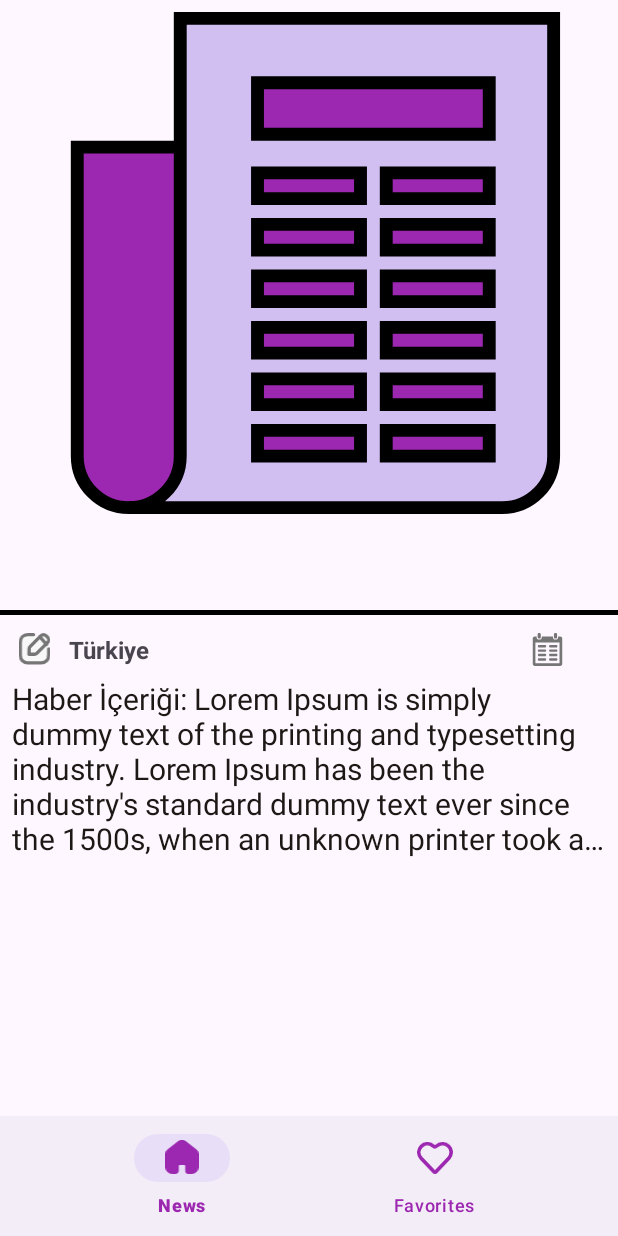
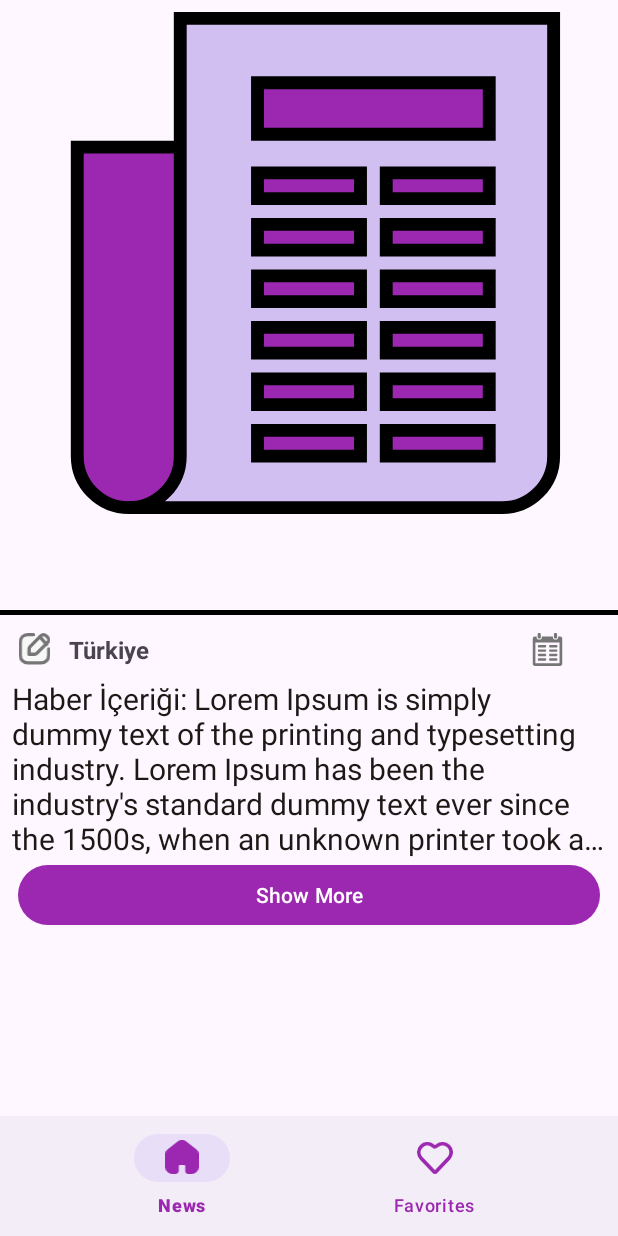
Before and after one commit to yusufaltunoymak/NewsApp, an Android app: the fragment NewDetailFragment placed in its activity, on a phone screen of 412 x 824 dp. Run offline under Robolectric (Android 15) with nearby library versions, the phone set to English and light mode, and no system bars; our stand-ins replace Dagger/Hilt's generated code, navigation-ui, paging; pictures from the network do not load; 9 statements that could not run were skipped.

```diff
--- a/app/src/main/java/com/example/newsapp/presentation/ui/newsdetail/NewDetailFragment.kt
+++ b/app/src/main/java/com/example/newsapp/presentation/ui/newsdetail/NewDetailFragment.kt
@@ -1,14 +1,19 @@
 package com.example.newsapp.presentation.ui.newsdetail
 
+import android.content.Intent
 import android.os.Build
 import android.os.Bundle
+import android.view.LayoutInflater
 import android.view.View
+import android.view.ViewGroup
 import androidx.annotation.RequiresApi
+import androidx.navigation.fragment.findNavController
 import androidx.navigation.fragment.navArgs
 import com.bumptech.glide.Glide
 import com.example.newsapp.R
 import com.example.newsapp.base.BaseFragment
 import com.example.newsapp.databinding.FragmentNewDetailBinding
+import com.example.newsapp.presentation.ui.NewSourceFragment
 import com.example.newsapp.util.Constants
 import com.example.newsapp.util.cleanText
 import com.example.newsapp.util.downloadFromUrl
@@ -17,6 +22,7 @@ import java.time.format.DateTimeFormatter
 
 class NewDetailFragment : BaseFragment<FragmentNewDetailBinding>(FragmentNewDetailBinding::inflate) {
     private val args : NewDetailFragmentArgs by navArgs()
+
     @RequiresApi(Build.VERSION_CODES.O)
     override fun onViewCreated(view: View, savedInstanceState: Bundle?) {
         super.onViewCreated(view, savedInstanceState)
@@ -36,6 +42,10 @@ class NewDetailFragment : BaseFragment<FragmentNewDetailBinding>(FragmentNewDeta
                 newsImage.setImageResource(R.drawable.news_logo)
 
             }
+
+            sourceLinkButton.setOnClickListener {
+                findNavController().navigate(NewDetailFragmentDirections.actionNewDetailFragmentToNewSourceFragment(articles.url))
+            }
         }
     }
 
--- a/app/src/main/java/com/example/newsapp/presentation/ui/newslist/NewsFragment.kt
+++ b/app/src/main/java/com/example/newsapp/presentation/ui/newslist/NewsFragment.kt
@@ -90,6 +90,7 @@ class NewsFragment : BaseFragment<FragmentNewsBinding>(FragmentNewsBinding::infl
 
     override fun onResume() {
         super.onResume()
+        observeNewsList()
         binding.apply {
             searchView.setQuery(newsViewModel.currentQuery.value, false)
             searchView.queryHint = "Something search news"
--- a/app/src/main/java/com/example/newsapp/util/Constants.kt
+++ b/app/src/main/java/com/example/newsapp/util/Constants.kt
@@ -2,6 +2,6 @@ package com.example.newsapp.util
 
 object Constants {
     const val BASE_URL = "https://newsapi.org/v2/"
-    const val API_KEY = "90f78b5e459f4557a6d285161db89387"
+    const val API_KEY = "9366f8f6091342a3b1d80175a6ab231a"
     const val dateFormat ="dd MMMM yyyy"
 }
--- /dev/null
+++ b/app/src/main/res/drawable/baseline_close_24.xml
@@ -0,0 +1,5 @@
+<vector xmlns:android="http://schemas.android.com/apk/res/android" android:height="24dp" android:tint="#FFFFFF" android:viewportHeight="24" android:viewportWidth="24" android:width="24dp">
+
+    <path android:fillColor="@android:color/white" android:pathData="M19,6.41L17.59,5 12,10.59 6.41,5 5,6.41 10.59,12 5,17.59 6.41,19 12,13.41 17.59,19 19,17.59 13.41,12z"/>
+
+</vector>
--- a/app/src/main/res/layout/fragment_new_detail.xml
+++ b/app/src/main/res/layout/fragment_new_detail.xml
@@ -42,6 +42,7 @@
         app:layout_constraintTop_toBottomOf="@+id/textViewTitle" />
 
     <ScrollView
+        android:id="@+id/scrollView3"
         android:layout_width="0dp"
         android:layout_height="wrap_content"
         app:layout_constraintEnd_toEndOf="parent"
@@ -109,11 +110,11 @@
                 android:layout_marginStart="8dp"
                 android:layout_marginTop="12dp"
                 android:layout_marginEnd="8dp"
+                android:ellipsize="end"
+                android:maxLines="5"
                 android:text="Haber İçeriği: Lorem Ipsum is simply dummy text of the printing and typesetting industry. Lorem Ipsum has been the industry's standard dummy text ever since the 1500s, when an unknown printer took a galley of type and scrambled it to make a type specimen book. It has survived not only five centuries, but also the leap into electronic typesetting, remaining essentially unchanged. It was popularised in the 1960s with the release of Letraset sheets containing Lorem Ipsum passages, and more recently with desktop publishing software like Aldus PageMaker including versions of Lorem Ipsum."
                 android:textColor="#1C1815"
                 android:textSize="20sp"
-                android:maxLines="5"
-                android:ellipsize="end"
                 app:layout_constraintEnd_toEndOf="parent"
                 app:layout_constraintStart_toStartOf="parent"
                 app:layout_constraintTop_toBottomOf="@id/textViewAuthor"
@@ -122,5 +123,16 @@
         </androidx.constraintlayout.widget.ConstraintLayout>
     </ScrollView>
 
+    <Button
+        android:id="@+id/sourceLinkButton"
+        android:layout_width="match_parent"
+        android:layout_height="wrap_content"
+        android:layout_marginStart="12dp"
+        android:layout_marginEnd="12dp"
+        android:text="@string/source_text"
+        app:layout_constraintEnd_toEndOf="parent"
+        app:layout_constraintStart_toStartOf="parent"
+        app:layout_constraintTop_toBottomOf="@+id/scrollView3" />
+
 
 </androidx.constraintlayout.widget.ConstraintLayout>
--- a/app/src/main/res/navigation/nav_graph.xml
+++ b/app/src/main/res/navigation/nav_graph.xml
@@ -31,5 +31,18 @@
         <argument
             android:name="articles"
             app:argType="com.example.newsapp.data.model.Article" />
+        <action
+            android:id="@+id/action_newDetailFragment_to_newSourceFragment"
+            app:destination="@id/newSourceFragment" />
+    </fragment>
+    <fragment
+        android:id="@+id/newSourceFragment"
+        android:name="com.example.newsapp.presentation.ui.NewSourceFragment"
+        android:label="fragment_new_source"
+        tools:layout="@layout/fragment_new_source" >
+        <argument
+            android:name="url"
+            app:argType="string"
+            app:nullable="true" />
     </fragment>
 </navigation>
--- a/app/src/main/res/values/strings.xml
+++ b/app/src/main/res/values/strings.xml
@@ -5,4 +5,6 @@
     <string name="error_text">Haberler Yüklenirken Hata Oluştu</string>
     <string name="error_message_text">Error</string>
     <string name="retry_text">Retry</string>
+    <string name="url_text">URL</string>
+    <string name="source_text">Show More</string>
 </resources>
```
Also changed, not shown: app/src/main/java/com/example/newsapp/presentation/ui/NewSourceFragment.kt (added, +30 -0 lines), app/src/main/res/layout/fragment_new_source.xml (added, +57 -0 lines).
